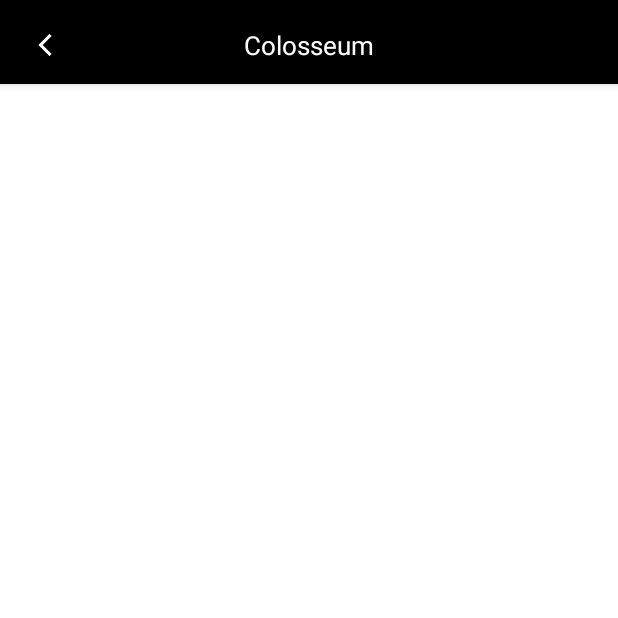
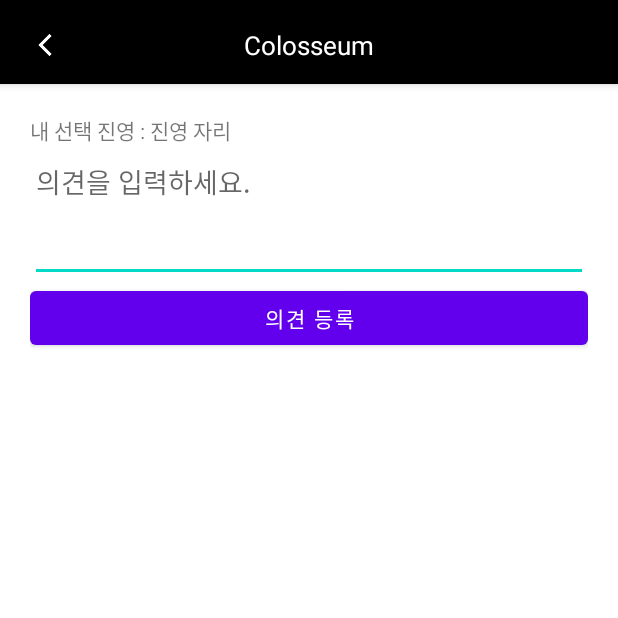
Before and after one commit to spris1513/Colosseum_211024, an Android app: the EditReplyActivity screen opened directly, with no data from a screen before it, on a phone screen of 412 x 824 dp, the top half of it. Run offline under Robolectric (Android 15) with nearby library versions, the phone set to English and light mode, and no system bars; our stand-ins replace data binding.

Commit message:
의견 작성 화면 UI 작업

```diff
--- a/app/src/main/res/layout/activity_edit_reply.xml
+++ b/app/src/main/res/layout/activity_edit_reply.xml
@@ -6,7 +6,41 @@
         android:layout_width="match_parent"
         android:layout_height="match_parent"
         android:orientation="vertical"
+        android:padding="20dp"
         tools:context=".EditReplyActivity">
+
+        <LinearLayout
+            android:layout_width="match_parent"
+            android:layout_height="wrap_content"
+            android:gravity="center_vertical"
+            android:orientation="horizontal">
+
+            <TextView
+                android:layout_width="wrap_content"
+                android:layout_height="wrap_content"
+                android:text="내 선택 진영 : "/>
+
+            <TextView
+                android:id="@+id/selectedSideTitleTxt"
+                android:layout_width="wrap_content"
+                android:layout_height="wrap_content"
+                android:text="진영 자리"/>
+
+        </LinearLayout>
+
+        <EditText
+            android:id="@+id/replyEdt"
+            android:layout_width="match_parent"
+            android:layout_height="wrap_content"
+            android:minLines="3"
+            android:gravity="top"
+            android:hint="의견을 입력하세요."/>
+
+        <Button
+            android:id="@+id/writeReplyBtn"
+            android:layout_width="match_parent"
+            android:layout_height="wrap_content"
+            android:text="의견 등록"/>
 
     </LinearLayout>
 </layout>
```
